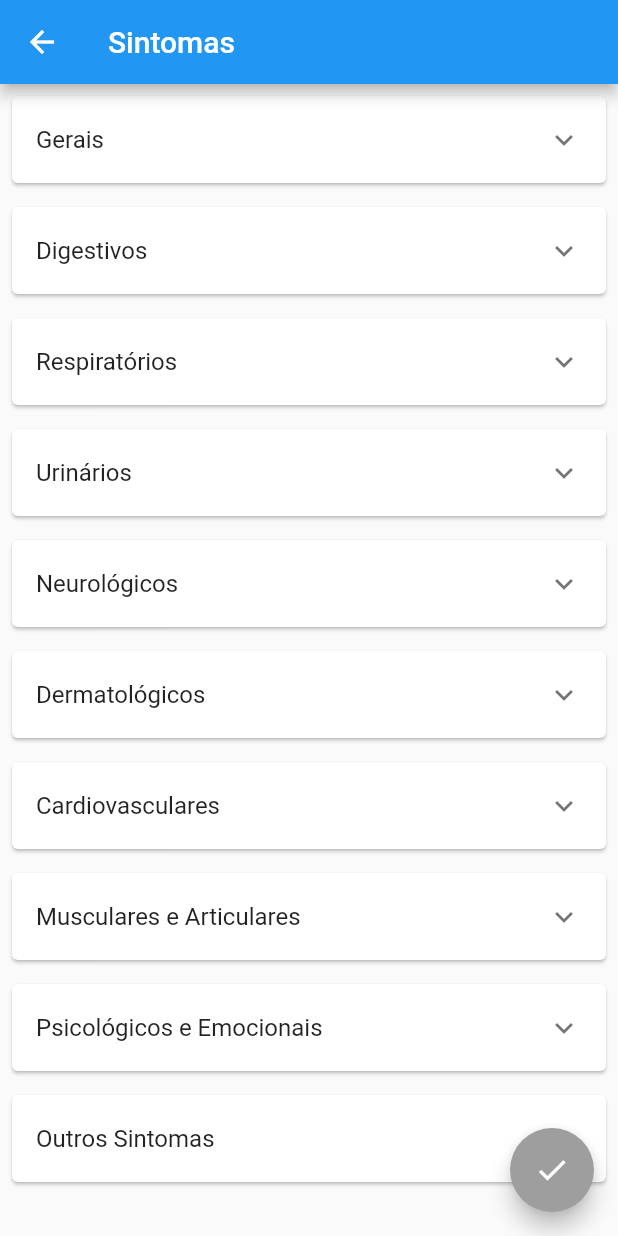
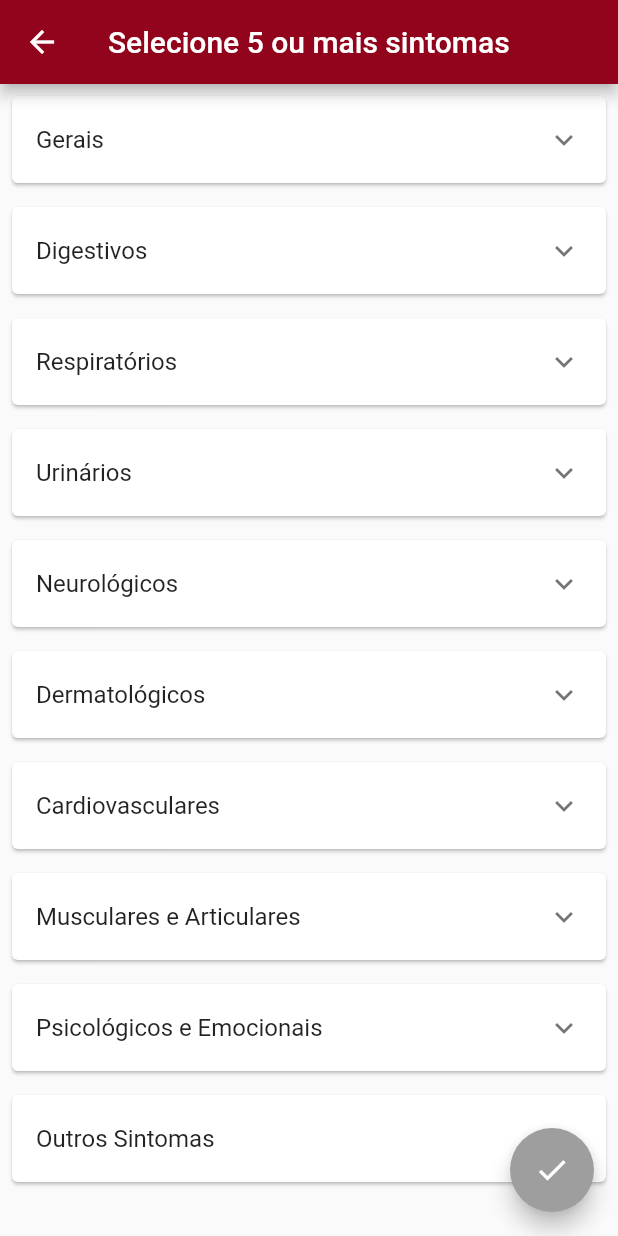
Before and after one commit to JoaoMiguelv/health_check_app, a Flutter app: the screen it shows after launch, after a tap on "Continuar", on a phone screen of 412 x 824 dp. Run offline on Flutter 3.47's test engine with Material 2 defaults, Android fonts, the phone set to English and light mode, and no system bars.

Commit message:
ajuste tela de seleção de sintoma e diagnostico

```diff
--- a/lib/main.dart
+++ b/lib/main.dart
@@ -10,11 +10,12 @@ class MyApp extends StatelessWidget {
   @override
   Widget build(BuildContext context) {
     return MaterialApp(
-      title: 'Your App Title',
+      title: 'Health Check',
       theme: ThemeData(
         primarySwatch: Colors.blue,
       ),
       home: HomePage(),
+      debugShowCheckedModeBanner: false,
     );
   }
 }
--- a/lib/symptom_selection.dart
+++ b/lib/symptom_selection.dart
@@ -134,7 +134,8 @@ class _SymptomSelectionPageState extends State<SymptomSelectionPage> {
   Widget build(BuildContext context) {
     return Scaffold(
       appBar: AppBar(
-        title: Text('Sintomas'),
+        title: Text('Selecione 5 ou mais sintomas'),
+        backgroundColor: Color(0xFF91041C),
       ),
       body: categories != null
           ? ListView.builder(
@@ -152,7 +153,7 @@ class _SymptomSelectionPageState extends State<SymptomSelectionPage> {
       floatingActionButton: FloatingActionButton(
         onPressed: isButtonEnabled ? printSelectedSymptoms : null,
         child: Icon(Icons.check),
-        backgroundColor: isButtonEnabled ? Colors.blue : Colors.grey,
+        backgroundColor: isButtonEnabled ? Color(0xFF91041C) : Colors.grey,
       ),
     );
   }
```
Also changed, not shown: lib/diagnosis_page.dart (+63 -6 lines).
